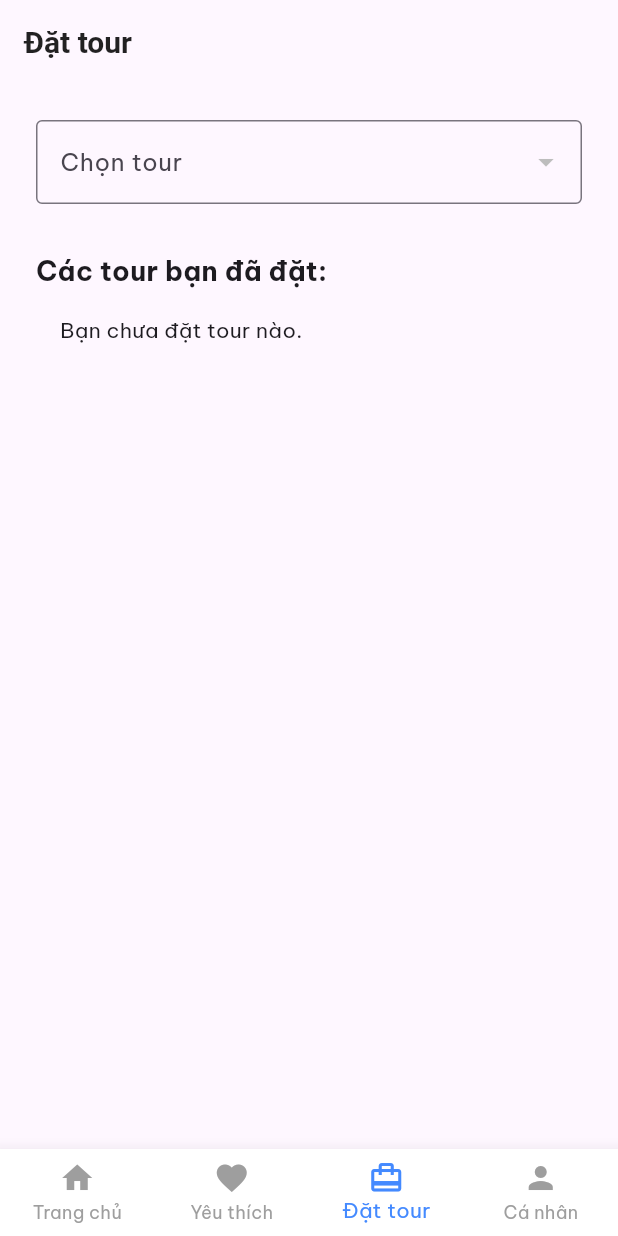
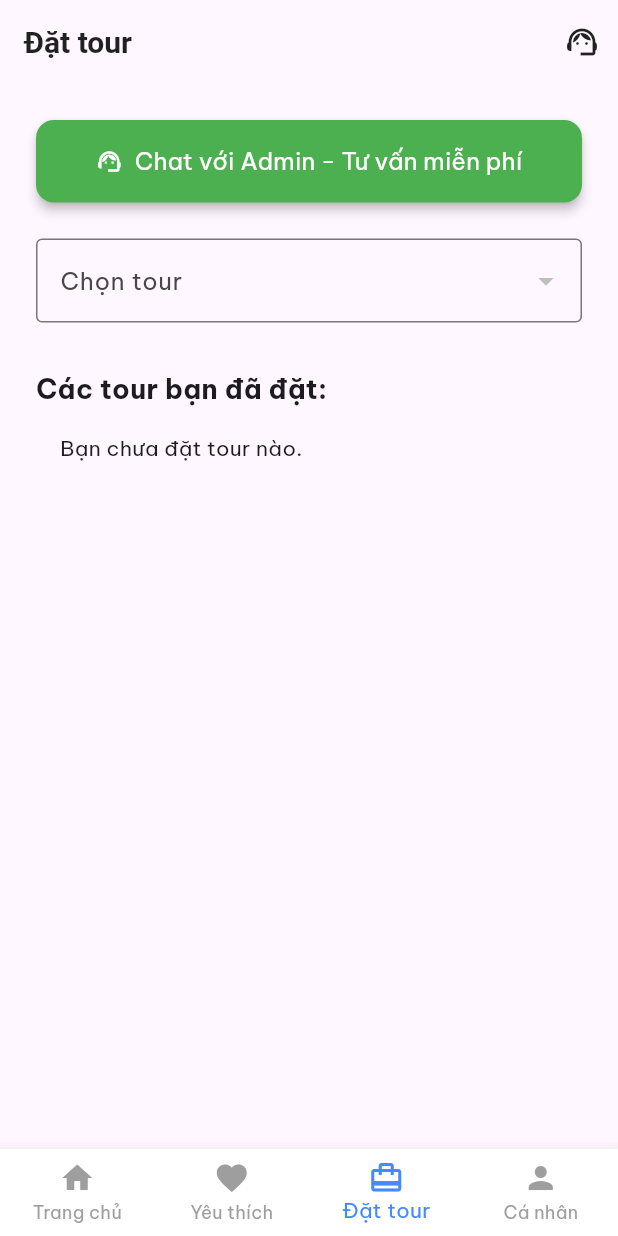
Before and after one commit to lequanneKMA/TravelApp, a Flutter app: the screen it shows once a user with an empty profile is signed in, item 3 of the bottom bar chosen, on a phone screen of 412 x 824 dp. Run offline on Flutter 3.47's test engine with Material 3 defaults, Android fonts, the phone set to English and light mode, and no system bars; our stand-ins replace cloud_firestore, firebase_auth, firebase_core, firebase_storage, flutter_rating_bar, google_sign_in and 1 more; accounts and stored records are empty.

Commit message:
Con mèo

```diff
--- a/lib/admin_screens/admin_home_screen.dart
+++ b/lib/admin_screens/admin_home_screen.dart
@@ -122,7 +122,7 @@ class _AdminHomeScreenState extends State<AdminHomeScreen> {
 
             ElevatedButton.icon(
               icon: const Icon(Icons.chat),
-              label: const Text('Quản lý chat'),
+              label: const Text('Quản lý chat & tư vấn'),
               onPressed: () {
                 Navigator.push(
                   context,
--- a/lib/screens/book_tour_screen.dart
+++ b/lib/screens/book_tour_screen.dart
@@ -57,6 +57,27 @@ class _BookTourScreenState extends State<BookTourScreen> {
     }
   }
 
+  // Method để chat với admin (không cần tour cụ thể)
+  void _navigateToGeneralChat(BuildContext context) {
+    final user = FirebaseAuth.instance.currentUser;
+    if (user == null) {
+      ScaffoldMessenger.of(context).showSnackBar(
+        const SnackBar(content: Text('Bạn cần đăng nhập để chat với admin.')),
+      );
+      return;
+    }
+
+    Navigator.push(
+      context,
+      MaterialPageRoute(
+        builder: (context) => TourChatScreen(
+          tourId: 'general_chat', // ID đặc biệt cho chat tổng quát
+          tourName: 'Tư vấn chung',
+        ),
+      ),
+    );
+  }
+
   @override
   void dispose() {
     _dateStartController.dispose();
@@ -66,13 +87,44 @@ class _BookTourScreenState extends State<BookTourScreen> {
   @override
   Widget build(BuildContext context) {
     return Scaffold(
-      appBar: AppBar(title: const Text('Đặt tour')),
+      appBar: AppBar(
+        title: const Text('Đặt tour'),
+        actions: [
+          // Nút Chat với Admin ở AppBar
+          IconButton(
+            icon: const Icon(Icons.support_agent),
+            tooltip: 'Chat với Admin',
+            onPressed: () => _navigateToGeneralChat(context),
+          ),
+        ],
+      ),
       body: Padding(
         padding: const EdgeInsets.all(24),
         child: Form(
           key: _formKey,
           child: ListView(
             children: [
+              // Thêm nút Chat với Admin ở đầu trang
+              Container(
+                width: double.infinity,
+                margin: const EdgeInsets.only(bottom: 24),
+                child: ElevatedButton.icon(
+                  onPressed: () => _navigateToGeneralChat(context),
+                  icon: const Icon(Icons.support_agent, color: Colors.white),
+                  label: const Text(
+                    'Chat với Admin - Tư vấn miễn phí',
+                    style: TextStyle(color: Colors.white, fontSize: 16),
+                  ),
+                  style: ElevatedButton.styleFrom(
+                    backgroundColor: Colors.green,
+                    padding: const EdgeInsets.symmetric(vertical: 16),
+                    shape: RoundedRectangleBorder(
+                      borderRadius: BorderRadius.circular(12),
+                    ),
+                    elevation: 3,
+                  ),
+                ),
+              ),
               StreamBuilder<QuerySnapshot>(
                 stream: FirebaseFirestore.instance.collection('tours').snapshots(),
                 builder: (context, snapshot) {
```
Also changed, not shown: lib/admin_screens/admin_chat_screen.dart (+44 -7 lines).
